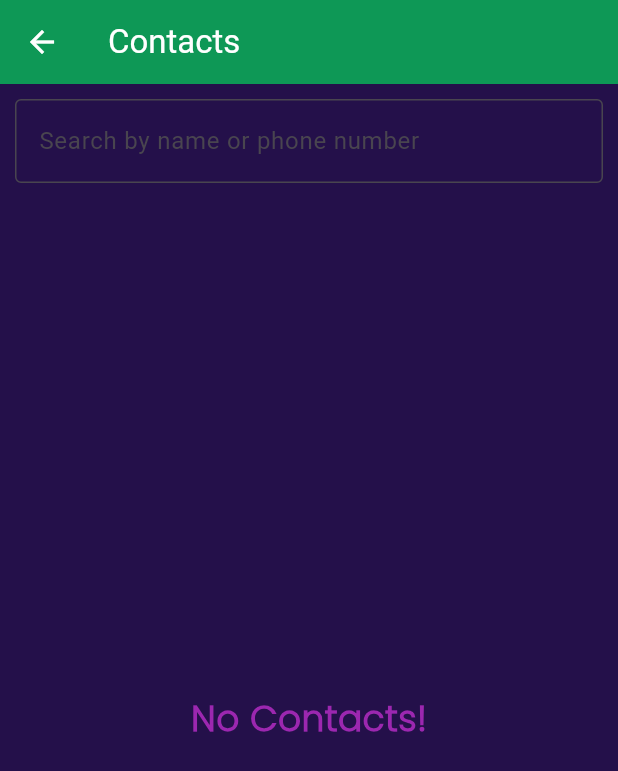
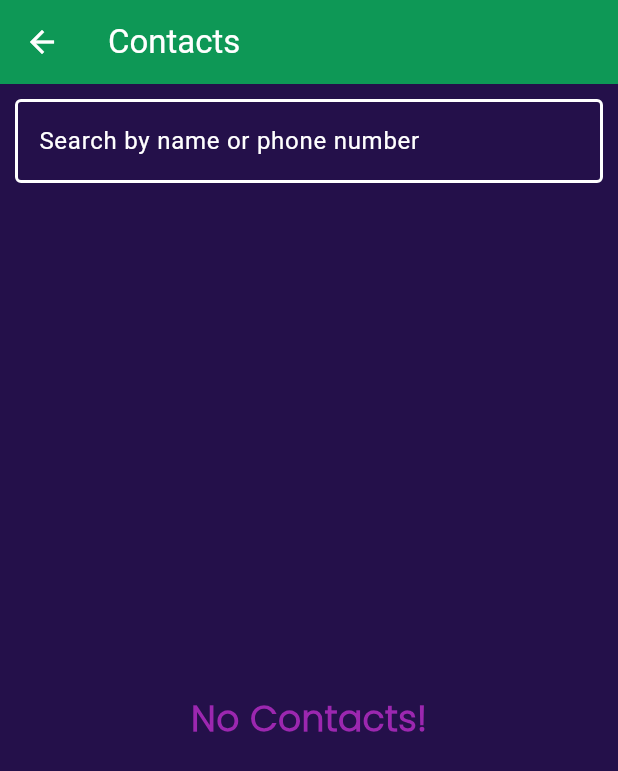
Before and after one commit to taran-columbia/CALL-E, a Flutter app: the screen it shows after launch, after a tap on the "add" icon, on a phone screen of 412 x 824 dp. Shown: the top 771 px of the screen. Run offline on Flutter 3.47's test engine with Material 3 defaults, Android fonts, the light colour scheme and no system bars; our stand-ins replace contacts_service, flutter_spinkit, image_cropper, image_picker, permission_handler, shared_preferences and 1 more; accounts and stored records are empty.

Commit message:
ui color change

```diff
--- a/lib/screens/contacts.dart
+++ b/lib/screens/contacts.dart
@@ -111,12 +111,36 @@ class _ContactsState extends State<Contacts> {
             padding: const EdgeInsets.fromLTRB(10.0, 10.0, 10.0, 10.0),
             child: TextField(
               controller: _searchController,
+              // decoration: const InputDecoration(
+              //   labelText: 'Search by name or phone number',
+              //   border: OutlineInputBorder(),
+              //   filled: true, // This makes the background opaque
+              //   fillColor: AppColors.backgroundColor, // Set your desired background color
+              // ),
+              style: const TextStyle(
+                color: Colors.white, // Text color
+              ),
+              cursorColor: Colors.white,
               decoration: const InputDecoration(
-                labelText: 'Search by name or phone number',
-                border: OutlineInputBorder(),
-                filled: true, // This makes the background opaque
-                fillColor: AppColors.backgroundColor, // Set your desired background color
+            labelText: 'Search by name or phone number',
+            labelStyle: TextStyle(
+              color: Colors.white, // Label text color
+            ),
+            focusedBorder: OutlineInputBorder(
+              borderSide: BorderSide(
+                color: Colors.white, // Border color when focused
+                width: 2.0,
               ),
+            ),
+            enabledBorder: OutlineInputBorder(
+              borderSide: BorderSide(
+                color: Colors.white, // Border color when not focused
+                width: 2.0,
+              ),
+            ),
+            filled: true,
+            fillColor: Colors.transparent, // Background color
+          ),
             ),
           ),
           Expanded(
@@ -131,6 +155,7 @@ class _ContactsState extends State<Contacts> {
                     itemBuilder: (context, index) {
                       Contact contact = filteredContacts[index];
                       return ListTile(
+                        leading: const Icon(Icons.person, color: Colors.white, size: 40.0,),
                         contentPadding:
                             const EdgeInsets.fromLTRB(2.0, 4.0, 2.0, 4.0),
                         title: Text(contact.displayName ?? 'Name Undefined'),
@@ -146,12 +171,12 @@ class _ContactsState extends State<Contacts> {
                             ),
                           );
                         },
-                        titleTextStyle: TextStyle(
+                        titleTextStyle: const TextStyle(
                             fontFamily: 'Poppins',
-                            color: Colors.purple[600],
+                            color: Colors.white,
                             fontWeight: FontWeight.bold),
                         subtitleTextStyle: const TextStyle(
-                            fontFamily: 'Poppins', color: Colors.purple),
+                            fontFamily: 'Poppins', color: Color.fromARGB(255, 227, 149, 231)),
                         shape: RoundedRectangleBorder(
                           borderRadius: BorderRadius.circular(15.0),
                           side: const BorderSide(
```
Also changed, not shown: lib/screens/edit_contact.dart (+50 -4 lines).
